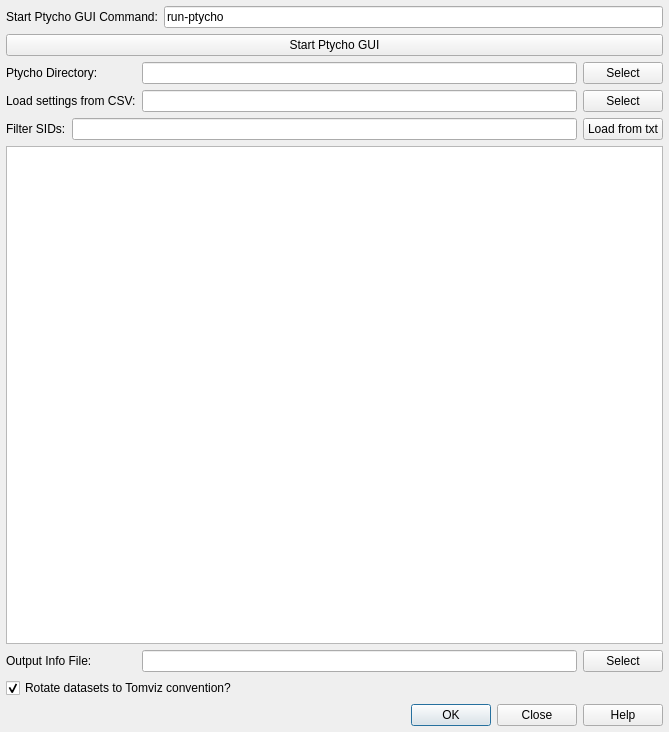
Qt form tomviz/PtychoWidget.ui (psavery/tomviz) before a commit.
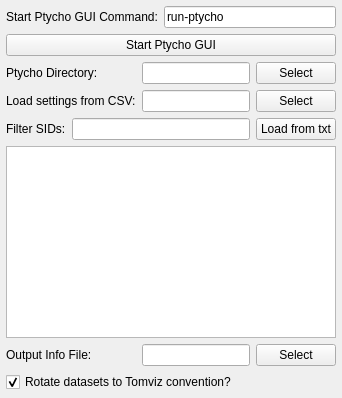
The same form after that commit.

Commit message:
Make PyXRF and Ptycho widgets embedded in operator
This puts the contents of the PyXRF and Ptycho widgets in the operator
params.

```diff
--- a/tomviz/PtychoWidget.ui
+++ b/tomviz/PtychoWidget.ui
@@ -1,18 +1,7 @@
 <?xml version="1.0" encoding="UTF-8"?>
 <ui version="4.0">
- <class>PtychoDialog</class>
- <widget class="QDialog" name="PtychoDialog">
-  <property name="geometry">
-   <rect>
-    <x>0</x>
-    <y>0</y>
-    <width>669</width>
-    <height>732</height>
-   </rect>
-  </property>
-  <property name="windowTitle">
-   <string>Ptycho Dialog</string>
-  </property>
+ <class>PtychoWidget</class>
+ <widget class="QWidget" name="PtychoWidget">
   <layout class="QGridLayout" name="gridLayout">
    <property name="leftMargin">
     <number>6</number>
@@ -113,16 +102,6 @@
      </property>
     </widget>
    </item>
-   <item row="13" column="0" colspan="3">
-    <widget class="QDialogButtonBox" name="buttonBox">
-     <property name="orientation">
-      <enum>Qt::Horizontal</enum>
-     </property>
-     <property name="standardButtons">
-      <set>QDialogButtonBox::Close|QDialogButtonBox::Help|QDialogButtonBox::Ok</set>
-     </property>
-    </widget>
-   </item>
    <item row="2" column="0" colspan="3">
     <widget class="QPushButton" name="startPtychoGUI">
      <property name="toolTip">
```
Left out of the diff: 19 changed lines with no effect on the pictures. The commit also changes 13 other files.
